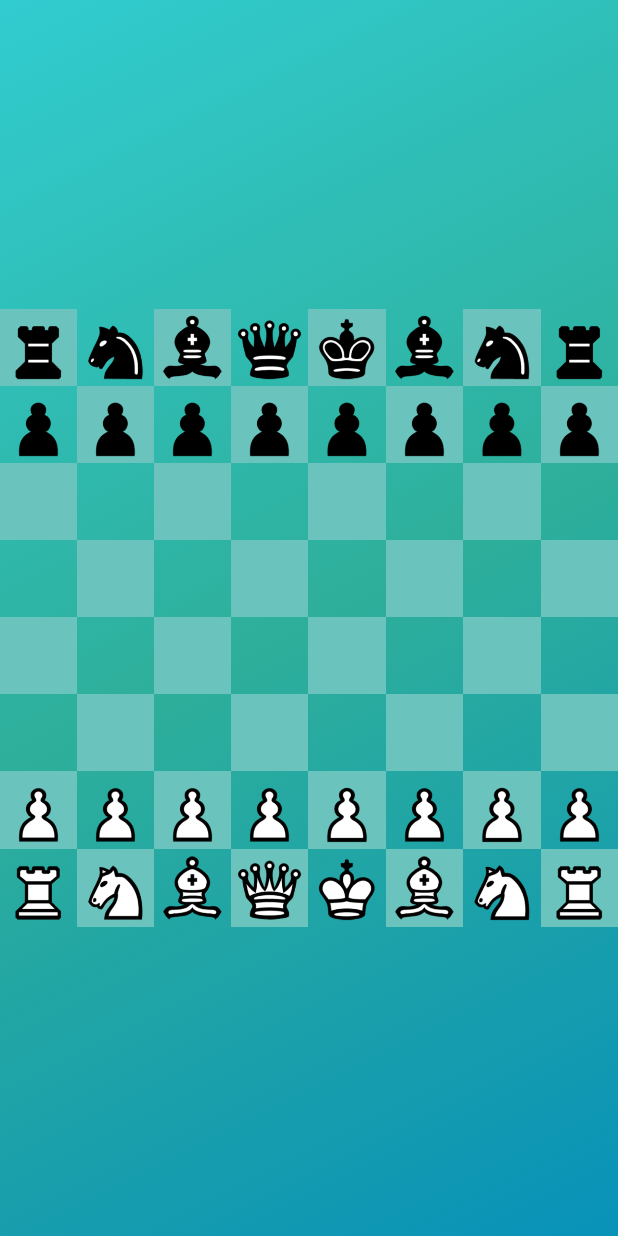
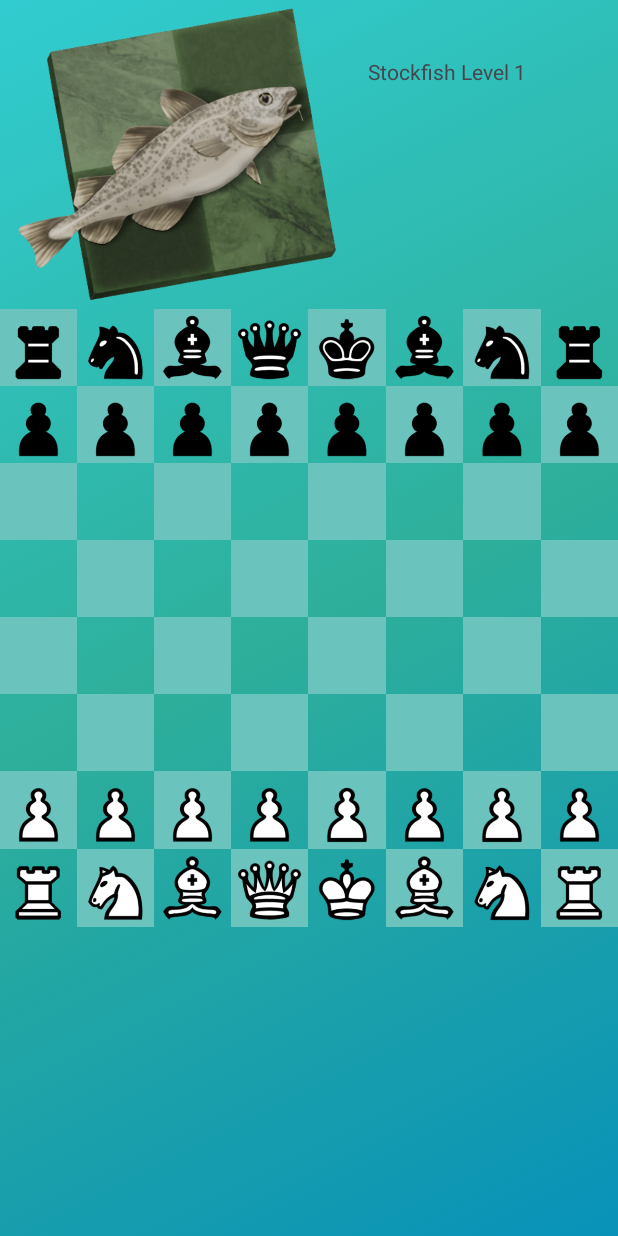
Before and after one commit to vigneshsaravanakumar404/Chess, an Android app: the screen it shows after launch (MainActivity before the commit, ComputerActivity after it), on a phone screen of 412 x 824 dp. Run offline under Robolectric (Android 15) with nearby library versions, the phone set to English and light mode, and no system bars; our stand-ins replace Firebase (no records; nobody signed in at launch, a user with empty details on screens opened directly); libraries missing offline, so code that uses them is left out: com.github.bhlangonijr.chesslib; 1 statement that could not run was skipped.

Commit message:
ui changes

```diff
--- a/app/build.gradle
+++ b/app/build.gradle
@@ -1,4 +1,3 @@
-
 plugins {
     id 'com.android.application'
     id 'com.google.gms.google-services'
@@ -45,5 +44,4 @@ dependencies {
     implementation 'com.google.android.gms:play-services-auth:20.5.0'
     implementation 'com.github.bhlangonijr:chesslib:1.3.3'
 
-
 }
--- a/app/src/main/AndroidManifest.xml
+++ b/app/src/main/AndroidManifest.xml
@@ -13,7 +13,7 @@
         android:theme="@style/Theme.Chess"
         tools:targetApi="31">
         <activity
-            android:name=".MainActivity"
+            android:name=".ComputerActivity"
             android:exported="false" />
         <activity
             android:name=".LoginActivity"
--- a/app/src/main/java/com/example/chess/MainActivity.java
+++ b/app/src/main/java/com/example/chess/ComputerActivity.java
@@ -15,6 +15,7 @@ import android.view.ViewGroup;
 import android.view.WindowManager;
 import android.widget.GridLayout;
 import android.widget.ImageView;
+import android.widget.TextView;
 import android.widget.Toast;
 
 import androidx.appcompat.app.AppCompatActivity;
@@ -33,7 +34,7 @@ import java.util.List;
 import java.util.Map;
 
 
-public class MainActivity extends AppCompatActivity {
+public class ComputerActivity extends AppCompatActivity {
 
     // Variables
     public static boolean isBlack = false;
@@ -44,15 +45,23 @@ public class MainActivity extends AppCompatActivity {
     ConstraintLayout mainLayout;
     String currentSelection = "";
     Board board;
+    ImageView computerIcon;
+    Bitmap bitmap;
+    Drawable scaledComputerIcon;
+    TextView computerName;
 
     @Override
     protected void onCreate(Bundle savedInstanceState) {
         super.onCreate(savedInstanceState);
-        setContentView(R.layout.activity_main);
+        setContentView(R.layout.activity_computer);
 
         // Variables
+        bitmap = BitmapFactory.decodeResource(getResources(), R.drawable.computericon);
+        scaledComputerIcon = new BitmapDrawable(getResources(), Bitmap.createScaledBitmap(bitmap, 350, 350, true));
+        computerIcon = findViewById(R.id.computerIcon);
         chessboard = findViewById(R.id.chessboard);
         mainLayout = findViewById(R.id.mainLayout);
+        computerName = findViewById(R.id.computerName);
         board = new Board();
 
         // Initialize
@@ -60,12 +69,14 @@ public class MainActivity extends AppCompatActivity {
         getWindow().setFlags(WindowManager.LayoutParams.FLAG_FULLSCREEN, WindowManager.LayoutParams.FLAG_FULLSCREEN);
         getWindow().getDecorView().setSystemUiVisibility(View.SYSTEM_UI_FLAG_HIDE_NAVIGATION);
         createSquares(isBlack);
+        computerIcon.setImageDrawable(scaledComputerIcon);
+        computerName.setText("Stockfish Level " + level);
         setBoardPositionFromFEN(fen, isBlack);
         isPlayerTurn = !isBlack;
 
+
         // Set onClickListeners to each square
         setOnClickListeners();
-
 
     }
 
@@ -98,7 +109,6 @@ public class MainActivity extends AppCompatActivity {
             isWhite = !isWhite;
         }
     }
-
     private void setOnClickListeners() {
         for (int i = 0; i < chessboard.getChildCount(); i++) {
             ImageView square = (ImageView) chessboard.getChildAt(i);
@@ -128,7 +138,7 @@ public class MainActivity extends AppCompatActivity {
                             new ComputerMoveTask().executeOnExecutor(AsyncTask.THREAD_POOL_EXECUTOR);
                         }
                     } else {
-                        Toast.makeText(MainActivity.this, "Illegal move!", Toast.LENGTH_SHORT).show();
+                        Toast.makeText(ComputerActivity.this, "Illegal move!", Toast.LENGTH_SHORT).show();
                     }
                     currentSelection = "";
                 }
@@ -136,21 +146,19 @@ public class MainActivity extends AppCompatActivity {
                 if (isGameOver()) {
                     Log.d("GAME OVER", "GAME OVER");
                     if (isCheckmate()) {
-                        Toast.makeText(MainActivity.this, "Checkmate!", Toast.LENGTH_SHORT).show();
+                        Toast.makeText(ComputerActivity.this, "Checkmate!", Toast.LENGTH_SHORT).show();
                     } else {
-                        Toast.makeText(MainActivity.this, "Stalemate!", Toast.LENGTH_SHORT).show();
+                        Toast.makeText(ComputerActivity.this, "Stalemate!", Toast.LENGTH_SHORT).show();
                     }
                     disableOnClickListeners();
                 }
             });
         }
     }
-
     private boolean isMoveLegal(String move) {
         List<Move> moves = board.legalMoves();
         return moves.stream().anyMatch(m -> m.toString().equals(move));
     }
-
     private void makeMove(String move) {
         board.doMove(new Move(move, board.getSideToMove()));
         fen = board.getFen();
@@ -214,7 +222,6 @@ public class MainActivity extends AppCompatActivity {
         }
         return "";
     }
-
     private void setBoardPositionFromFEN(String fen, boolean isWhiteAtBottom) {
         // Split the FEN string into separate parts
         String[] fenParts = fen.split(" ");
@@ -231,7 +238,6 @@ public class MainActivity extends AppCompatActivity {
         for (int row = 0; row < 8; row++) {
             String fenRow = isWhiteAtBottom ? positionRows[7 - row] : positionRows[row];
 
-            int col = 0;
 
             for (char c : fenRow.toCharArray()) {
                 if (Character.isDigit(c)) {
@@ -242,7 +248,6 @@ public class MainActivity extends AppCompatActivity {
                         ImageView square = createChessboardSquare(isWhite);
                         chessboard.addView(square);
 
-                        col++;
                         isWhite = !isWhite; // Toggle color
                     }
                 } else {
@@ -252,14 +257,12 @@ public class MainActivity extends AppCompatActivity {
                     square.setImageResource(pieceResourceId);
                     chessboard.addView(square);
 
-                    col++;
                     isWhite = !isWhite; // Toggle color
                 }
             }
             isWhite = !isWhite; // Toggle color at the end of each row
         }
     }
-
     private ImageView createChessboardSquare(boolean isWhite) {
         ImageView square = new ImageView(this);
         square.setBackgroundColor(isWhite ? Color.TRANSPARENT : Color.parseColor("#6ac3bd"));
@@ -273,7 +276,6 @@ public class MainActivity extends AppCompatActivity {
 
         return square;
     }
-
     private int getPieceResourceId(char piece) {
         Map<Character, Integer> pieceResourceMap = new HashMap<>();
         pieceResourceMap.put('r', R.drawable.br);
@@ -291,7 +293,6 @@ public class MainActivity extends AppCompatActivity {
 
         return pieceResourceMap.getOrDefault(piece, 0);
     }
-
     private String getBoardPositionFromRowCol(int row, int col) {
         if (isBlack) {
             row = 7 - row; // Flip row if playing as black
@@ -302,7 +303,6 @@ public class MainActivity extends AppCompatActivity {
 
         return Character.toString(file) + rank;
     }
-
     private void disableOnClickListeners() {
         for (View view : chessboard.getTouchables()) {
             view.setOnClickListener(null);
@@ -314,11 +314,9 @@ public class MainActivity extends AppCompatActivity {
     private boolean isCheckmate() {
         return board.isMated();
     }
-
     private boolean isStalemate() {
         return board.isStaleMate();
     }
-
     private boolean isDraw() {
         return board.isDraw();
     }
@@ -390,6 +388,7 @@ public class MainActivity extends AppCompatActivity {
 
 
 }
+
 //!TODO IN COMPUTER SCREEN
 // TODO: check checkmate
 // TODO: check stalemate
--- a/app/src/main/java/com/example/chess/LoginActivity.java
+++ b/app/src/main/java/com/example/chess/LoginActivity.java
@@ -36,7 +36,7 @@ public class LoginActivity extends AppCompatActivity {
         setContentView(R.layout.login);
 
         //! Skip authentication for now
-        Intent intent = new Intent(this, MainActivity.class);
+        Intent intent = new Intent(this, ComputerActivity.class);
         startActivity(intent);
 
         // Google Authentication
@@ -78,7 +78,7 @@ public class LoginActivity extends AppCompatActivity {
                 if (task.isSuccessful()) {
                     Log.d(TAG, "signInWithCredential: success");
                     FirebaseUser user = mAuth.getCurrentUser();
-                    Intent mainActivity = new Intent(LoginActivity.this, MainActivity.class);
+                    Intent mainActivity = new Intent(LoginActivity.this, ComputerActivity.class);
                     startActivity(mainActivity);
                     Log.d(TAG, "onComplete: " + user.getEmail());
                 } else {
--- /dev/null
+++ b/app/src/main/res/layout/activity_computer.xml
@@ -0,0 +1,47 @@
+<?xml version="1.0" encoding="utf-8"?>
+<androidx.constraintlayout.widget.ConstraintLayout xmlns:android="http://schemas.android.com/apk/res/android"
+    xmlns:app="http://schemas.android.com/apk/res-auto"
+    xmlns:tools="http://schemas.android.com/tools"
+    android:id="@+id/mainLayout"
+    android:layout_width="match_parent"
+    android:layout_height="match_parent"
+    android:background="@drawable/gradientlist">
+
+    <GridLayout
+        android:id="@+id/chessboard"
+        android:layout_width="0dp"
+        android:layout_height="0dp"
+        android:columnCount="8"
+        android:rowCount="8"
+        app:layout_constraintBottom_toBottomOf="parent"
+        app:layout_constraintDimensionRatio="1:1"
+        app:layout_constraintEnd_toEndOf="parent"
+        app:layout_constraintStart_toStartOf="parent"
+        app:layout_constraintTop_toTopOf="parent" />
+
+    <ImageView
+        android:id="@+id/computerIcon"
+        android:layout_width="wrap_content"
+        android:layout_height="wrap_content"
+        android:layout_weight="1"
+        app:layout_constraintBottom_toTopOf="@+id/chessboard"
+        app:layout_constraintEnd_toEndOf="parent"
+        app:layout_constraintHorizontal_bias="0.05"
+        app:layout_constraintStart_toStartOf="parent"
+        app:layout_constraintTop_toTopOf="parent"
+        tools:srcCompat="@tools:sample/avatars" />
+
+    <TextView
+        android:id="@+id/computerName"
+        android:layout_width="wrap_content"
+        android:layout_height="wrap_content"
+        android:text="@string/stockfish_level"
+        app:layout_constraintBottom_toTopOf="@+id/chessboard"
+        app:layout_constraintEnd_toEndOf="parent"
+        app:layout_constraintHorizontal_bias="0.056"
+        app:layout_constraintStart_toEndOf="@+id/computerIcon"
+        app:layout_constraintTop_toTopOf="parent"
+        app:layout_constraintVertical_bias="0.205" />
+
+
+</androidx.constraintlayout.widget.ConstraintLayout>
--- a/app/src/main/res/layout/activity_main.xml
+++ /dev/null
@@ -1,21 +0,0 @@
-<?xml version="1.0" encoding="utf-8"?>
-<androidx.constraintlayout.widget.ConstraintLayout xmlns:android="http://schemas.android.com/apk/res/android"
-    xmlns:app="http://schemas.android.com/apk/res-auto"
-    android:id="@+id/mainLayout"
-    android:layout_width="match_parent"
-    android:layout_height="match_parent"
-    android:background="@drawable/gradientlist">
-
-    <GridLayout
-        android:id="@+id/chessboard"
-        android:layout_width="0dp"
-        android:layout_height="0dp"
-        android:columnCount="8"
-        android:rowCount="8"
-        app:layout_constraintBottom_toBottomOf="parent"
-        app:layout_constraintDimensionRatio="1:1"
-        app:layout_constraintEnd_toEndOf="parent"
-        app:layout_constraintStart_toStartOf="parent"
-        app:layout_constraintTop_toTopOf="parent" />
-
-</androidx.constraintlayout.widget.ConstraintLayout>
--- a/app/src/main/res/values/strings.xml
+++ b/app/src/main/res/values/strings.xml
@@ -1,4 +1,5 @@
 <resources>
     <string name="app_name">Chess</string>
     <string name="sign_in_with_google">Sign in with Google</string>
+    <string name="stockfish_level">Stockfish Level</string>
 </resources>
```
Also changed, not shown: app/src/main/res/drawable/computericon.png (added).
